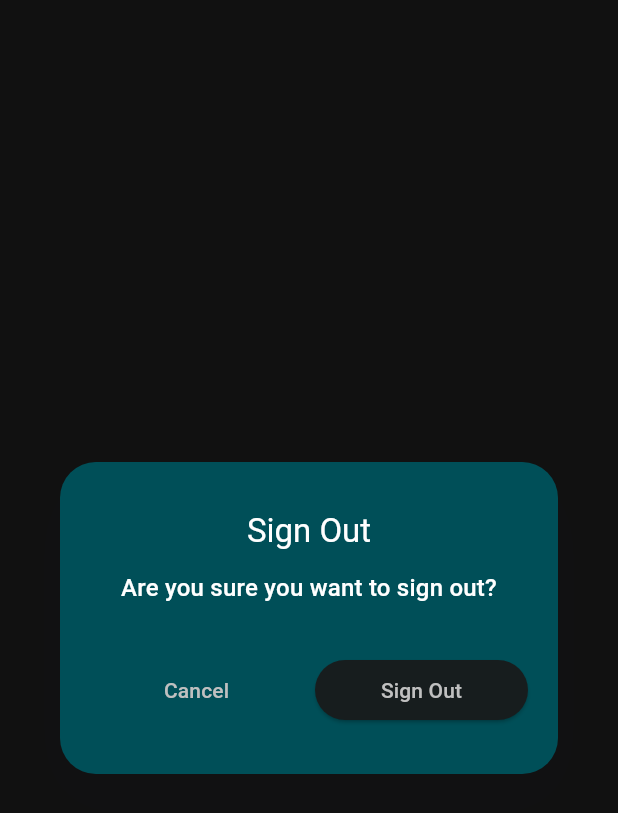
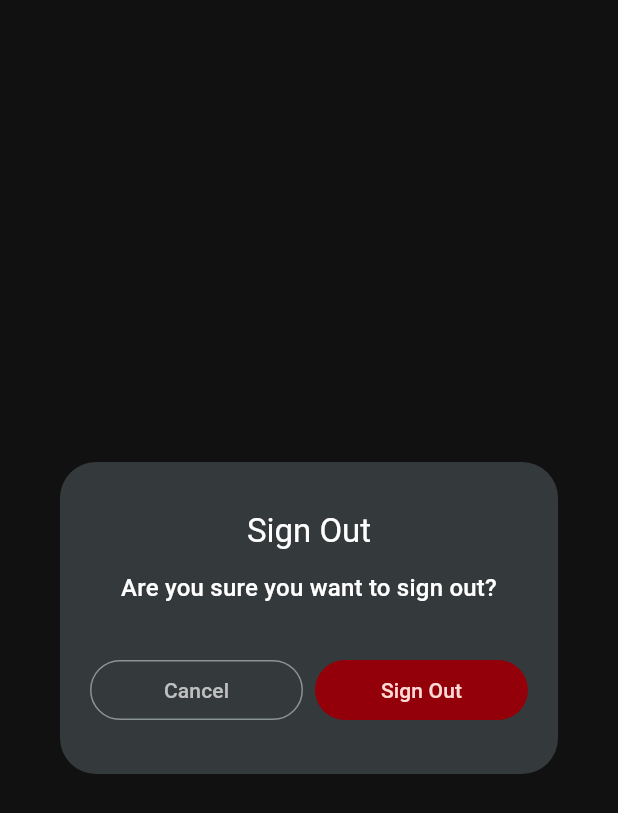
Before and after one commit to mehrzut/code_streak, a Flutter app: the SignOutDialog widget shown alone on an empty page, opened directly, on a phone screen of 412 x 824 dp. Shown: the top 813 px of the screen. Run offline on Flutter 3.47's test engine with Material 3 defaults, Android fonts, the phone set to English and light mode, and no system bars; our stand-ins replace appwrite, bloc, dio, firebase_core, firebase_messaging, flex_color_scheme and 9 more; accounts and stored records are empty; generated files the repository leaves out were written again; network calls fail.

Commit message:
signout bug fix

```diff
--- /dev/null
+++ b/lib/core/controllers/navigation_helper.dart
@@ -0,0 +1,18 @@
+import 'package:flutter/material.dart';
+import 'package:injectable/injectable.dart';
+
+abstract class NavigationHelper {
+  NavigatorState get instance;
+  GlobalKey<NavigatorState> get key;
+}
+
+@LazySingleton(as: NavigationHelper)
+class NavigationHelperImpl implements NavigationHelper {
+  final GlobalKey<NavigatorState> _navigatorKey = GlobalKey<NavigatorState>();
+
+  @override
+  NavigatorState get instance => _navigatorKey.currentState!;
+
+  @override
+  GlobalKey<NavigatorState> get key => _navigatorKey;
+}
--- a/lib/core/enums.dart
+++ b/lib/core/enums.dart
@@ -1,5 +1,7 @@
-
 enum ButtonType {
-  primary,
-  secondary,
+  elevated,
+  filled,
+  warning,
+  outlined,
+  text,
 }
--- a/lib/core/widget/dialog_widget.dart
+++ b/lib/core/widget/dialog_widget.dart
@@ -25,7 +25,7 @@ class DialogWidget extends StatelessWidget {
         constraints: const BoxConstraints(maxWidth: 460),
         padding: const EdgeInsets.symmetric(horizontal: 16, vertical: 32),
         decoration: ShapeDecoration(
-          color: Theme.of(context).colorScheme.primaryContainer,
+          color: Theme.of(context).colorScheme.surfaceBright,
           shape: RoundedRectangleBorder(
             borderRadius: BorderRadius.circular(24),
           ),
@@ -45,18 +45,20 @@ class DialogWidget extends StatelessWidget {
               const SizedBox(
                 height: 16,
               ),
-            Text(
-              title,
-              textAlign: TextAlign.center,
-              style: Theme.of(context).textTheme.titleLarge,
-            ),
+            Text(title,
+                textAlign: TextAlign.center,
+                style: Theme.of(context).textTheme.titleLarge?.copyWith(
+                      color: Theme.of(context).colorScheme.onSurface,
+                    )),
             const SizedBox(
               height: 12,
             ),
             Text(
               description,
               textAlign: TextAlign.center,
-              style: Theme.of(context).textTheme.titleMedium,
+              style: Theme.of(context).textTheme.titleMedium?.copyWith(
+                    color: Theme.of(context).colorScheme.onSurface,
+                  ),
             ),
             const SizedBox(
               height: 32,
@@ -67,15 +69,37 @@ class DialogWidget extends StatelessWidget {
                   Expanded(
                     child: Padding(
                       padding: const EdgeInsets.symmetric(horizontal: 4),
-                      child: button.type == ButtonType.primary
-                          ? ElevatedButton(
-                              onPressed: () => context.pop(button.value),
-                              child: Text(button.title),
-                            )
-                          : TextButton(
-                              onPressed: () => context.pop(button.value),
-                              child: Text(button.title),
-                            ),
+                      child: _getButton(context, button),
+                      // button.type == ButtonType.primary
+                      //     ? ElevatedButton(
+                      //         // style: ButtonStyle(
+                      //         //     backgroundColor:
+                      //         //         WidgetStateProperty.all(primary)),
+                      //         onPressed: () => context.pop(button.value),
+                      //         child: Text(
+                      //           button.title,
+                      //           // style: Theme.of(context)
+                      //           //     .textTheme
+                      //           //     .labelMedium
+                      //           //     ?.copyWith(
+                      //           //         color: Theme.of(context)
+                      //           //             .colorScheme
+                      //           //             .onSurface),
+                      //         ),
+                      //       )
+                      //     : TextButton(
+                      //         onPressed: () => context.pop(button.value),
+                      //         child: Text(
+                      //           button.title,
+                      //           // style: Theme.of(context)
+                      //           //     .textTheme
+                      //           //     .labelMedium
+                      //           //     ?.copyWith(
+                      //           //         color: Theme.of(context)
+                      //           //             .colorScheme
+                      //           //             .onSurface),
+                      //         ),
+                      //       ),
                     ),
                   )
               ],
@@ -107,6 +131,33 @@ class DialogWidget extends StatelessWidget {
           ),
         );
       });
+
+  Widget _getButton(BuildContext context, DialogButton button) {
+    onPressed() => context.pop(button.value);
+    final child = Text(
+      button.title,
+    );
+    switch (button.type) {
+      case ButtonType.elevated:
+        return ElevatedButton(onPressed: onPressed, child: child);
+      case ButtonType.filled:
+        return FilledButton(onPressed: onPressed, child: child);
+      case ButtonType.warning:
+        return FilledButton(
+            style: ButtonStyle(
+              backgroundColor: WidgetStateProperty.all(
+                  Theme.of(context).colorScheme.errorContainer),
+              foregroundColor: WidgetStateProperty.all(
+                  Theme.of(context).colorScheme.onErrorContainer),
+            ),
+            onPressed: onPressed,
+            child: child);
+      case ButtonType.outlined:
+        return OutlinedButton(onPressed: onPressed, child: child);
+      case ButtonType.text:
+        return TextButton(onPressed: onPressed, child: child);
+    }
+  }
 }
 
 class DialogButton<T> {
--- a/lib/features/auth/data/datasources/auth_data_source.dart
+++ b/lib/features/auth/data/datasources/auth_data_source.dart
@@ -23,8 +23,9 @@ class AuthDataSourceImpl implements AuthDataSource {
       // Request the access token
       await ClientHandler.instance.account.createOAuth2Session(
         provider: OAuthProvider.github,
-        scopes: ['read:user', 'user:email'],
+        scopes: ['read:user', 'user:email', 'offline_access'],
       );
+      await ClientHandler.instance.account.get();
       final session =
           await ClientHandler.instance.account.getSession(sessionId: 'current');
 
--- a/lib/features/auth/presentation/widgets/sign_out_dialog.dart
+++ b/lib/features/auth/presentation/widgets/sign_out_dialog.dart
@@ -10,15 +10,16 @@ class SignOutDialog extends StatelessWidget {
     return DialogWidget(
         title: 'Sign Out',
         description: 'Are you sure you want to sign out?',
+        primary: Theme.of(context).colorScheme.errorContainer,
         buttons: [
           DialogButton(
             title: 'Cancel',
-            type: ButtonType.secondary,
+            type: ButtonType.outlined,
             value: false,
           ),
           DialogButton(
             title: 'Sign Out',
-            type: ButtonType.primary,
+            type: ButtonType.warning,
             value: true,
           ),
         ]);
--- a/lib/features/home/presentation/pages/home_page.dart
+++ b/lib/features/home/presentation/pages/home_page.dart
@@ -43,9 +43,7 @@ class _HomePage extends State<HomePage> {
           centerTitle: true,
           leading: IconButton(
             icon: const Icon(Icons.logout_outlined),
-            onPressed: () {
-              Navigator.pushNamed(context, '/settings');
-            },
+            onPressed: _signOut,
           ),
         ),
         body: SafeArea(
--- a/lib/main.dart
+++ b/lib/main.dart
@@ -1,4 +1,5 @@
 import 'dart:developer';
+import 'package:code_streak/core/controllers/navigation_helper.dart';
 import 'package:code_streak/features/auth/presentation/bloc/sign_out_bloc.dart';
 import 'package:code_streak/features/auth/presentation/pages/auth_page.dart';
 import 'package:code_streak/firebase_options.dart';
@@ -86,6 +87,9 @@ class _MainAppState extends State<MainApp> {
   }
 
   void _handleSignOut() {
-    context.pushReplacementNamed(AuthPage.pageRoute);
+    sl<NavigationHelper>()
+        .key
+        .currentContext
+        ?.pushReplacementNamed(AuthPage.pageRoute);
   }
 }
--- a/lib/router.dart
+++ b/lib/router.dart
@@ -1,4 +1,4 @@
-import 'package:code_streak/features/auth/presentation/bloc/sign_out_bloc.dart';
+import 'package:code_streak/core/controllers/navigation_helper.dart';
 import 'package:code_streak/features/auth/presentation/pages/auth_page.dart';
 import 'package:code_streak/features/home/presentation/bloc/contributions_bloc.dart';
 import 'package:code_streak/features/home/presentation/bloc/reminder_bloc.dart';
@@ -11,6 +11,7 @@ import 'package:go_router/go_router.dart';
 
 final router = GoRouter(
   initialLocation: SplashPage.pageRoute,
+  navigatorKey: sl<NavigationHelper>().key,
   routes: [
     GoRoute(
       path: AuthPage.pageRoute,
@@ -31,7 +32,6 @@ final router = GoRouter(
           BlocProvider(
             create: (context) => sl<ReminderBloc>(),
           ),
-
         ],
         child: const HomePage(),
       ),
```
Also changed, not shown: lib/features/auth/presentation/bloc/sign_out_bloc.freezed.dart, lib/injector.config.dart.
